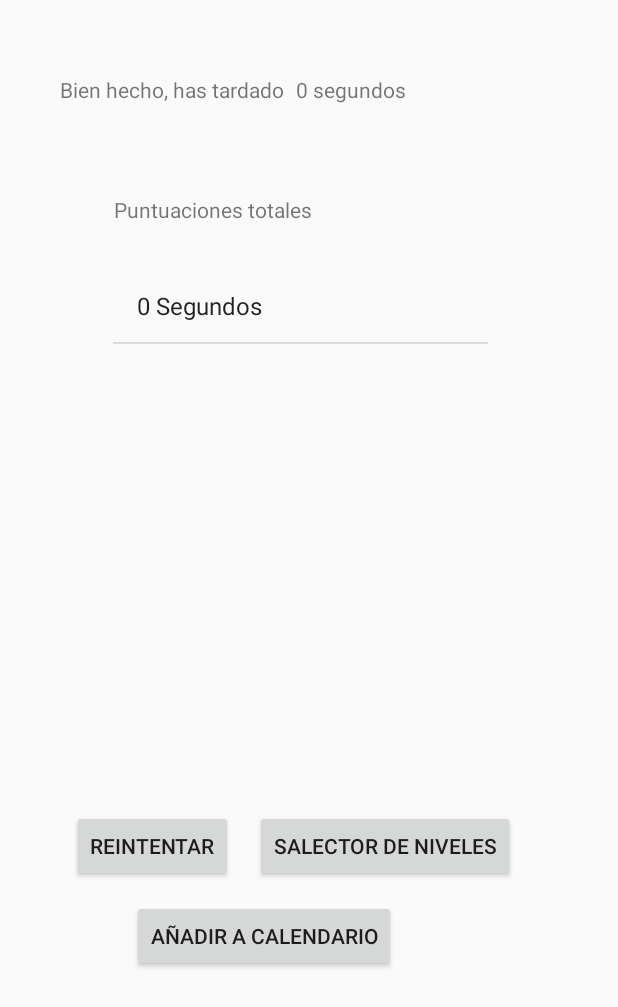
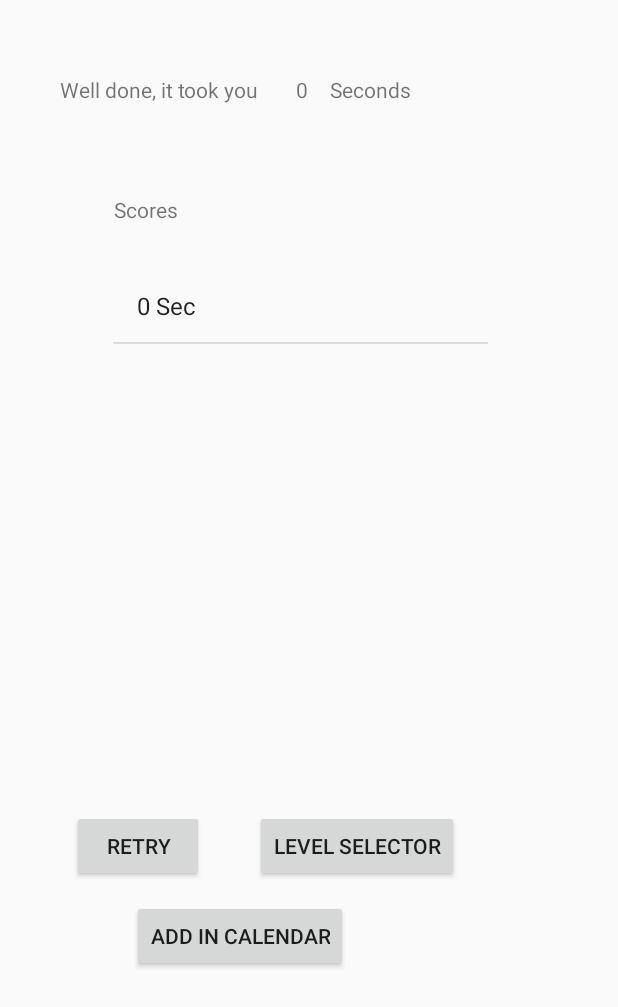
Before and after one commit to JoseAntonioNuevo/AppDroid8, an Android app: the Puntuacion screen opened directly, with no data from a screen before it, on a phone screen of 412 x 824 dp. Shown: the top 1007 px of the screen. Run offline under Robolectric (Android 15) with nearby library versions, the phone set to English and light mode, and no system bars.

Commit message:
Idiomas + Bibliotecas

```diff
--- a/app/src/main/java/dragosholban/com/androidpuzzlegame/Puntuacion.java
+++ b/app/src/main/java/dragosholban/com/androidpuzzlegame/Puntuacion.java
@@ -101,7 +101,7 @@ public class Puntuacion extends AppCompatActivity {
 
         receiver_msg = (TextView) findViewById(R.id.received_value_id);
 
-        receiver_msg.setText(punt1+" segundos");
+        receiver_msg.setText(punt1);
 
 
 
@@ -110,8 +110,8 @@ public class Puntuacion extends AppCompatActivity {
     @RequiresApi(api = Build.VERSION_CODES.O)
     private void createNotificationChannel(){
 
-           CharSequence name = "¡Nuevo Record!";
-           String description = "Has logrado un nuevo record: puzle completado en 20 segundos";
+           CharSequence name = "¡New Record!";
+           String description = "You earned a new record: puzle completed in 20 seconds";
            int importance = NotificationManager.IMPORTANCE_DEFAULT;
         NotificationChannel channel = new NotificationChannel("record", name, importance);
         channel.setDescription(description);
@@ -128,8 +128,8 @@ public class Puntuacion extends AppCompatActivity {
 
         Intent intent = new Intent(Intent.ACTION_INSERT);
         intent.setData(CalendarContract.Events.CONTENT_URI);
-        intent.putExtra(CalendarContract.Events.TITLE, "Puntuaciones PuzzleDroid8");
-        intent.putExtra(CalendarContract.Events.DESCRIPTION, "Puntuación obtenida: "+punt+" segundos");
+        intent.putExtra(CalendarContract.Events.TITLE, "Scores PuzzleDroid8");
+        intent.putExtra(CalendarContract.Events.DESCRIPTION, "Score: "+punt+" seconds");
         intent.putExtra("beginTime", calendar.getTimeInMillis());
                 intent.putExtra("allDay", false);
                 intent.putExtra("endTime", calendar.getTimeInMillis());
@@ -137,7 +137,7 @@ public class Puntuacion extends AppCompatActivity {
         if(intent.resolveActivity(getPackageManager()) != null){
             startActivity(intent);
         }else{
-            Toast.makeText(Puntuacion.this, "No tienes calendario", Toast.LENGTH_SHORT).show();
+            Toast.makeText(Puntuacion.this, "You don't have any calendar", Toast.LENGTH_SHORT).show();
         }
 
     }
@@ -168,7 +168,7 @@ public class Puntuacion extends AppCompatActivity {
 
         if (c.moveToFirst()) {
             do {
-                dd = c.getInt(0) + " Segundos";
+                dd = c.getInt(0) + " Sec";
                 names.add(dd);
             } while (c.moveToNext());
 
@@ -178,15 +178,15 @@ public class Puntuacion extends AppCompatActivity {
         listview.setAdapter(adapter);
 
         //Almacena la posición 0 del array
-        int position = names.indexOf(punt+ " Segundos");
+        int position = names.indexOf(punt+ " Seconds");
 
         //Comprueba que la posición es 0, es decir la máxima puntuación
         if (position==0) {
             createNotificationChannel();
             NotificationCompat.Builder builder = new NotificationCompat.Builder(this, "record")
                     .setSmallIcon(R.drawable.logobg)
-                    .setContentTitle("¡Nuevo Record!")
-                    .setContentText("Has logrado un nuevo record: puzzle completado en "+punt+" segundos")
+                    .setContentTitle("¡New Record!")
+                    .setContentText("You have achieved a new record: Puzzle completed in "+punt+" seconds")
                     .setPriority(NotificationCompat.PRIORITY_DEFAULT);
 
             NotificationManagerCompat notificationManager = NotificationManagerCompat.from(this);
@@ -212,7 +212,7 @@ public class Puntuacion extends AppCompatActivity {
         values.put(CAMPO_ID,punt);
         Long idResultante=db.insert(TABLA_PUNTUACIONES, CAMPO_PUNTUACION,values);
 
-        Toast.makeText(getApplicationContext(),"¡Puzzle Completado!",Toast.LENGTH_SHORT).show();
+        Toast.makeText(getApplicationContext(),"¡Puzzle Completed!",Toast.LENGTH_SHORT).show();
 
     }
 
--- a/app/src/main/res/layout/activity_puntuacion.xml
+++ b/app/src/main/res/layout/activity_puntuacion.xml
@@ -27,56 +27,63 @@
 
     <Button
         android:id="@+id/niveles"
+        android:layout_width="wrap_content"
+        android:layout_height="wrap_content"
         android:layout_marginLeft="170dp"
         android:layout_marginTop="540dp"
-        android:layout_width="wrap_content"
-        android:layout_height="wrap_content"
-        android:text="Salector de niveles" />
+        android:text="@string/selector" />
 
     <Button
         android:id="@+id/reintentar"
+        android:layout_width="wrap_content"
+        android:layout_height="wrap_content"
         android:layout_marginLeft="48dp"
         android:layout_marginTop="540dp"
-        android:layout_width="wrap_content"
-        android:layout_height="wrap_content"
-        android:text="Reintentar" />
+        android:text="@string/retry" />
 
     <Button
         android:id="@+id/calendario"
+        android:layout_width="wrap_content"
+        android:layout_height="wrap_content"
         android:layout_marginLeft="88dp"
         android:layout_marginTop="600dp"
-        android:layout_width="wrap_content"
-        android:layout_height="wrap_content"
-        android:text="Añadir a calendario" />
+        android:text="@string/calendar" />
 
     <TextView
         android:id="@+id/punt"
-        android:layout_marginTop="130dp"
-        android:layout_marginLeft="76dp"
         android:layout_width="wrap_content"
         android:layout_height="wrap_content"
-        android:text="Puntuaciones totales"
-        />
-
+        android:layout_marginLeft="76dp"
+        android:layout_marginTop="130dp"
+        android:text="@string/scores" />
 
 
     <TextView
         android:id="@+id/punt3"
-        android:layout_marginTop="50dp"
-        android:layout_marginLeft="40dp"
         android:layout_width="wrap_content"
         android:layout_height="wrap_content"
-        android:text="Bien hecho, has tardado "
-        />
+        android:layout_marginLeft="40dp"
+        android:layout_marginTop="50dp"
+        android:text="@string/tardado" />
 
 
     <TextView
         android:id="@+id/received_value_id"
-        android:layout_marginTop="50dp"
-        android:layout_marginLeft="197dp"
         android:layout_width="wrap_content"
         android:layout_height="wrap_content"
-        android:text="13 segundos "
+        android:layout_marginLeft="197dp"
+        android:layout_marginTop="50dp"
+        android:text="@string/seconds"
+
+        />
+
+    <TextView
+        android:id="@+id/received_value_id2"
+        android:layout_width="wrap_content"
+        android:layout_height="wrap_content"
+        android:layout_marginLeft="220dp"
+        android:layout_marginTop="50dp"
+        android:text="@string/seconds"
 
         />
 
--- a/app/src/main/res/values/strings.xml
+++ b/app/src/main/res/values/strings.xml
@@ -6,6 +6,12 @@
     <string name="second_fragment_label">Second Fragment</string>
     <string name="next">Next</string>
     <string name="previous">Previous</string>
+    <string name="tardado">Well done, it took you</string>
+    <string name="seconds">Seconds</string>
+    <string name="scores">Scores</string>
+    <string name="retry">Retry</string>
+    <string name="selector">Level selector</string>
+    <string name="calendar">Add in calendar</string>
 
     <string name="hello_first_fragment">Hello first fragment</string>
     <string name="hello_second_fragment">Hello second fragment. Arg: %1$s</string>
```
Also changed, not shown: 132 other files.
